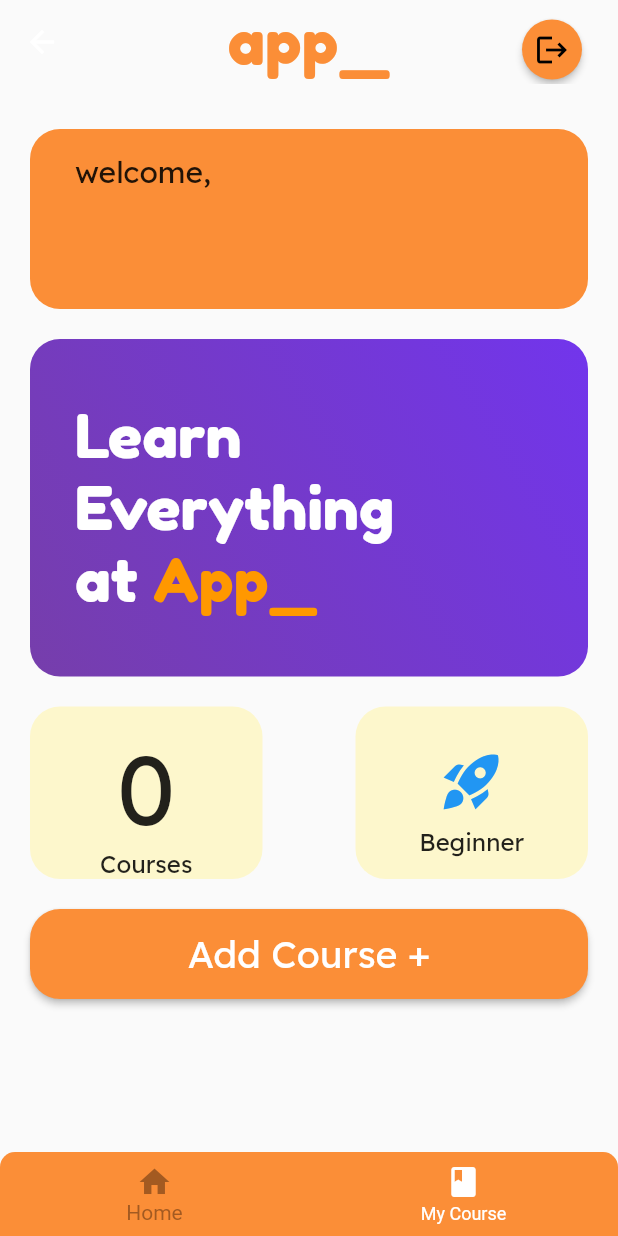
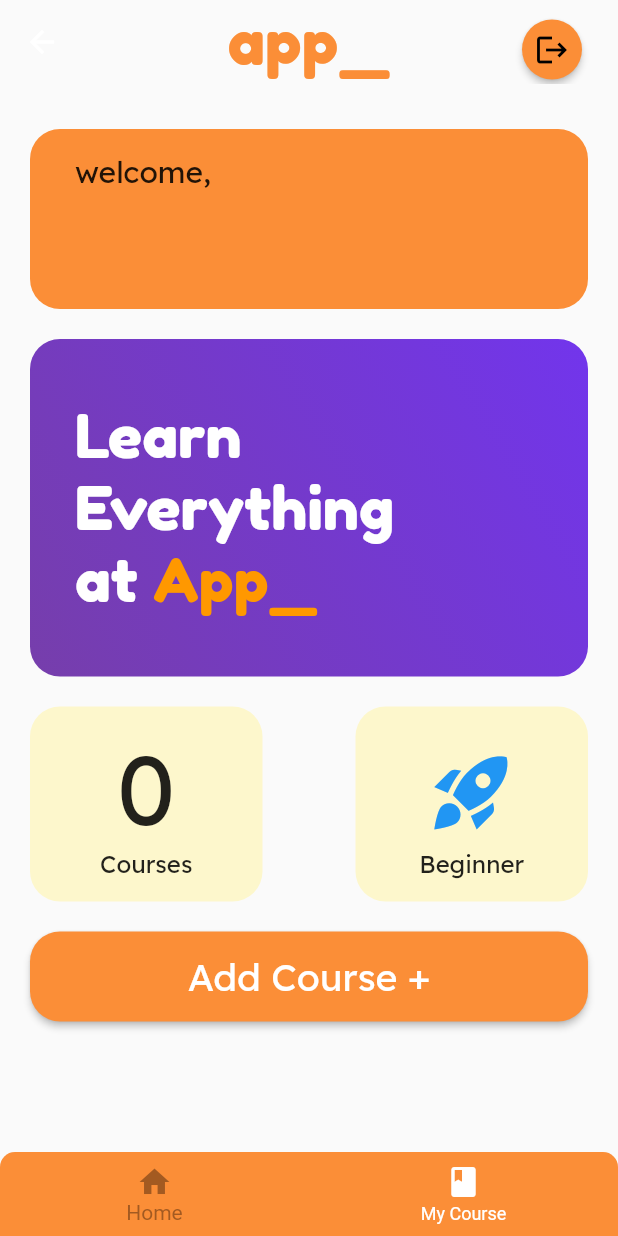
Before and after one commit to lukaslakas31/lmsflutter, a Flutter app: the DashboardScreen screen opened directly with empty values, on a phone screen of 412 x 824 dp. Run offline on Flutter 3.47's test engine with Material 2 defaults, Android fonts, the phone set to English and light mode, and no system bars; our stand-ins replace accordion, go_router.

```diff
--- a/lib/main.dart
+++ b/lib/main.dart
@@ -21,6 +21,7 @@ class MyApp extends StatefulWidget {
 
 class _MyAppState extends State<MyApp> {
   bool _isLoggedIn = false;
+  bool _isWrongCredentials = false;
   Student? _user;
   List<Student> studentList = [];
   List<Course> _courses = [
@@ -56,6 +57,11 @@ class _MyAppState extends State<MyApp> {
         setState(() {
           _user = matchedUser;
           _isLoggedIn = true;
+        });
+      }else{
+        print('test');
+        setState(() {
+          _isWrongCredentials = true;
         });
       }
     }
@@ -113,6 +119,8 @@ class _MyAppState extends State<MyApp> {
                   return LoginScreen(
                     signUp: _signUp,
                     logIn: _logIn,
+                    wrongCredentials: _isWrongCredentials,
+
                   );
                 }
               },
@@ -130,6 +138,7 @@ class _MyAppState extends State<MyApp> {
                       return LoginScreen(
                         signUp: _signUp,
                         logIn: _logIn,
+                        wrongCredentials: _isWrongCredentials,
                       );
                     }
                   },
@@ -147,6 +156,7 @@ class _MyAppState extends State<MyApp> {
                       return LoginScreen(
                         signUp: _signUp,
                         logIn: _logIn,
+                        wrongCredentials: _isWrongCredentials,
                       );
                     }
                   },
--- a/lib/screen/Dashboard.dart
+++ b/lib/screen/Dashboard.dart
@@ -138,7 +138,7 @@ class _DashboardScreenState extends State<DashboardScreen> {
               children: [
                 Container(
                   padding: const EdgeInsets.fromLTRB(0, 15, 0, 15),
-                  height: 115,
+                  height: 130,
                   width: 155,
                   decoration: BoxDecoration(
                     color: const Color.fromRGBO(253, 247, 204, 1),
@@ -166,7 +166,7 @@ class _DashboardScreenState extends State<DashboardScreen> {
                 ),
                 Container(
                   padding: const EdgeInsets.fromLTRB(0, 27, 0, 15),
-                  height: 115,
+                  height: 130,
                   width: 155,
                   decoration: BoxDecoration(
                     color: const Color.fromRGBO(253, 247, 204, 1),
@@ -175,7 +175,7 @@ class _DashboardScreenState extends State<DashboardScreen> {
                   child: Column(
                     mainAxisAlignment: MainAxisAlignment.spaceBetween,
                     children: const [
-                      Icon(Icons.rocket_launch, color: Colors.blue, size: 45),
+                      Icon(Icons.rocket_launch, color: Colors.blue, size: 60),
                       Text(
                         'Beginner',
                         style: TextStyle(
```
Also changed, not shown: lib/screen/Login.dart (+19 -1 lines), lib/screen/MyCourse.dart (+8 -6 lines).
